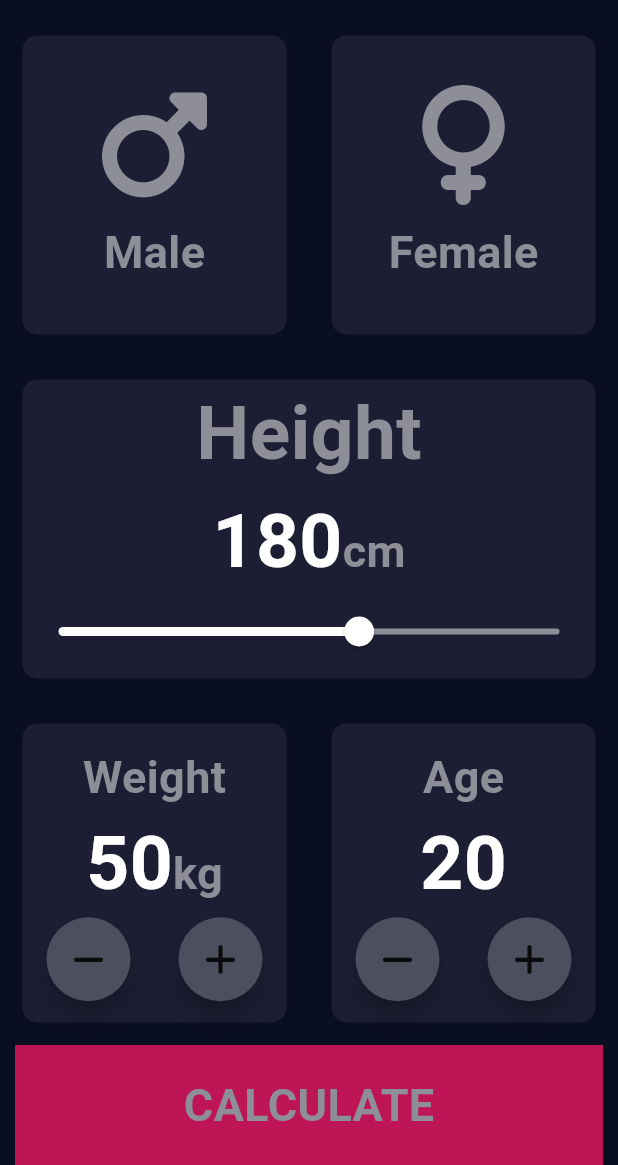
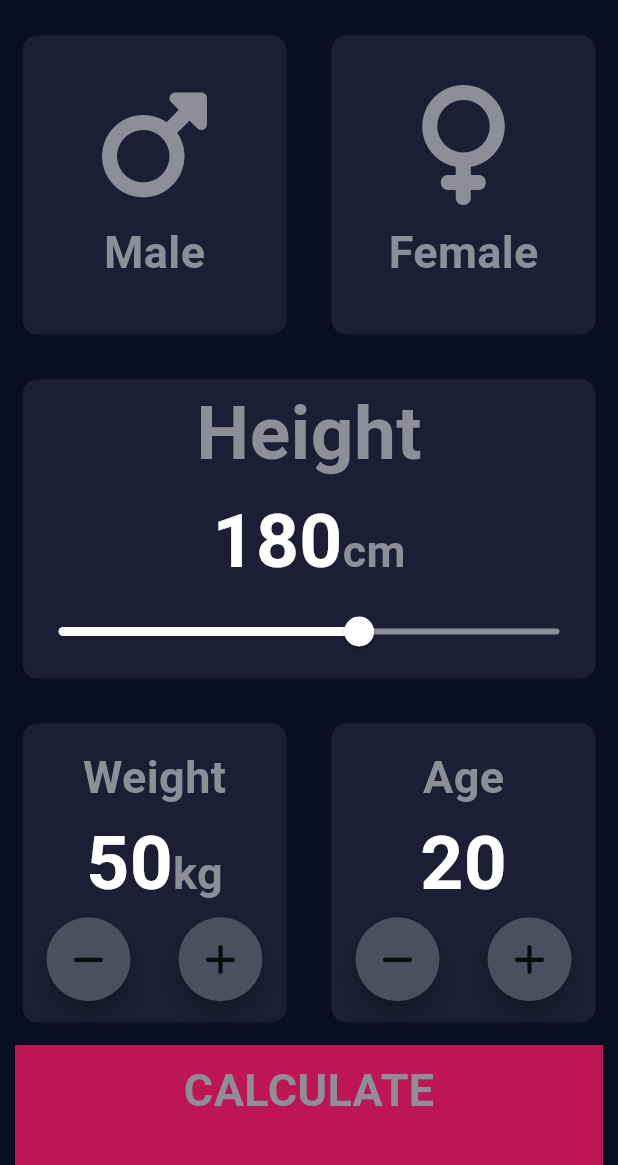
Before and after one commit to tienluan02/bmi_calculator, a Flutter app: the screen it shows after launch, on a phone screen of 412 x 824 dp, the part 71-1236 px from its top. Run offline on Flutter 3.47's test engine with Material 3 defaults, Android fonts, the phone set to English and light mode, and no system bars; our stand-ins replace flutter_inset_box_shadow, font_awesome_flutter.

```diff
--- a/bmi_calculator_app/lib/components/constants.dart
+++ b/bmi_calculator_app/lib/components/constants.dart
@@ -1,4 +1,3 @@
-import 'package:flutter/cupertino.dart';
 import 'package:flutter/material.dart';
 
 const double  kLabelSize = 30;
@@ -10,6 +9,8 @@ const kFontColor = Color(0xFF8D8E98);
 const kColorContainerUnpressed = Color(0xFF1D1E33);
 const kColorContainerPressed = Color(0xFF111328);
 const kColorBottomContainer = Color(0xFFBE1555);
+const kBackgroundColor = Color(0xFF0A0E21);
+const kInactiveColorHeight = Color(0xFF8D8E98);
 enum GenderName {male, female}
 
 const kTextStyleForFonts = TextStyle(
@@ -23,3 +24,39 @@ const kTextStyleForCm = TextStyle(
   fontSize: 50,
   color: Colors.white,
 );
+
+const kResultTextStyle = TextStyle(
+color: Color(0xFF24D876),
+fontWeight: FontWeight.bold,
+fontSize: 22,
+);
+
+const kBmiResultStyle = TextStyle(
+  color: Colors.white,
+  fontSize: 60,
+  fontWeight: FontWeight.bold,
+);
+
+const kAdviceStyle = TextStyle(
+  color: Colors.white,
+  fontSize: 30,
+);
+
+class BottomButton extends StatelessWidget {
+  final String buttonItem;
+  const BottomButton({super.key, required this.buttonItem});
+
+  @override
+  Widget build(BuildContext context) {
+    return Container(
+      color: kColorBottomContainer,
+      margin: const EdgeInsets.symmetric(horizontal: 10),
+      width: double.infinity,
+      height: kBottomContainerHeight,
+      child: Center(
+          child: Padding(
+              padding: EdgeInsets.only(bottom: 20),
+              child: Text(buttonItem, style: kTextStyleForFonts))),
+    );
+  }
+}
--- a/bmi_calculator_app/lib/components/reusable_card.dart
+++ b/bmi_calculator_app/lib/components/reusable_card.dart
@@ -2,20 +2,24 @@ import 'package:flutter/cupertino.dart';
 import 'constants.dart';
 
 class CreateContainer extends StatelessWidget {
-  const CreateContainer({required this.colour, required this.cardChild});
+  const CreateContainer({required this.colour, required this.cardChild, this.onPress});
 
   final Color colour;
   final Widget cardChild;
+  final VoidCallback? onPress;
 
   @override
   Widget build(BuildContext context) {
-    return Container(
-      margin: const EdgeInsets.all(15),
-      decoration: BoxDecoration(
-        borderRadius: BorderRadius.circular(10),
-        color: colour,
+    return GestureDetector(
+      onTap: onPress,
+      child: Container(
+        margin: const EdgeInsets.all(15),
+        decoration: BoxDecoration(
+          borderRadius: BorderRadius.circular(10),
+          color: colour,
+        ),
+        child: cardChild,
       ),
-      child: cardChild,
     );
   }
 }
@@ -61,27 +65,3 @@ class IconContent extends StatelessWidget {
     );
   }
 }
-
-class CreateGenderContainer extends StatelessWidget {
-  const CreateGenderContainer(
-      {required this.colour, required this.cardChild, required this.onPress});
-
-  final Color colour;
-  final Widget cardChild;
-  final VoidCallback onPress;
-
-  @override
-  Widget build(BuildContext context) {
-    return GestureDetector(
-      onTap: onPress,
-      child: Container(
-        margin: const EdgeInsets.all(15),
-        decoration: BoxDecoration(
-          borderRadius: BorderRadius.circular(10),
-          color: colour,
-        ),
-        child: cardChild,
-      ),
-    );
-  }
-}
--- a/bmi_calculator_app/lib/screen/name_input.dart
+++ b/bmi_calculator_app/lib/screen/name_input.dart
@@ -18,6 +18,7 @@ class _NameInputState extends State<NameInput> {
   int height = 180;
   int weight = 50;
   int age = 20;
+  GenderName? gender;
 
   void updateColor(GenderName gender) {
     if (gender == GenderName.male) {
@@ -37,7 +38,7 @@ class _NameInputState extends State<NameInput> {
   Widget build(BuildContext context) {
     return Scaffold(
       appBar: AppBar(
-          backgroundColor: const Color(0xFF0A0E21),
+        backgroundColor: kBackgroundColor,
         title: const Center(
           child: Text(
             'BMI Calculator',
@@ -57,26 +58,32 @@ class _NameInputState extends State<NameInput> {
               child: Row(
                 children: [
                   Expanded(
-                      child: CreateGenderContainer(
+                    child: CreateContainer(
                       onPress: () {
-                          setState(() {
+                        setState(
+                          () {
                             updateColor(GenderName.male);
-                          });
+                            gender = GenderName.male;
+                          },
+                        );
                       },
                       colour: maleCardColor,
-                        cardChild: GenderContent(
+                      cardChild: const GenderContent(
                           fontName: FontAwesomeIcons.mars, label: 'Male'),
                     ),
                   ),
                   Expanded(
-                      child: CreateGenderContainer(
+                    child: CreateContainer(
                       onPress: () {
-                          setState(() {
+                        setState(
+                          () {
                             updateColor(GenderName.female);
-                          });
+                            gender = GenderName.female;
+                          },
+                        );
                       },
                       colour: femaleCardColor,
-                        cardChild: GenderContent(
+                      cardChild: const GenderContent(
                           fontName: FontAwesomeIcons.venus, label: 'Female'),
                     ),
                   ),
@@ -88,7 +95,7 @@ class _NameInputState extends State<NameInput> {
                 colour: kColorContainerUnpressed,
                 cardChild: Column(
                   children: [
-                      Text(
+                    const Text(
                       'Height',
                       style: TextStyle(
                         fontWeight: FontWeight.bold,
@@ -102,7 +109,7 @@ class _NameInputState extends State<NameInput> {
                       textBaseline: TextBaseline.alphabetic,
                       children: [
                         Text(height.toString(), style: kTextStyleForCm),
-                          Text(
+                        const Text(
                           'cm',
                           style: kTextStyleForFonts,
                         ),
@@ -110,7 +117,7 @@ class _NameInputState extends State<NameInput> {
                     ),
                     Slider(
                         activeColor: Colors.white,
-                          inactiveColor: Color(0xFF8D8E98),
+                        inactiveColor: kInactiveColorHeight,
                         min: 120.0,
                         max: 220.0,
                         value: height.toDouble(),
@@ -133,7 +140,7 @@ class _NameInputState extends State<NameInput> {
                       cardChild: Column(
                         mainAxisAlignment: MainAxisAlignment.center,
                         children: [
-                            IconContent(
+                          const IconContent(
                             label: 'Weight',
                           ),
                           Row(
@@ -142,7 +149,7 @@ class _NameInputState extends State<NameInput> {
                             textBaseline: TextBaseline.alphabetic,
                             children: [
                               Text(weight.toString(), style: kTextStyleForCm),
-                                Text(
+                              const Text(
                                 'kg',
                                 style: kTextStyleForFonts,
                               ),
@@ -183,10 +190,10 @@ class _NameInputState extends State<NameInput> {
                       cardChild: Column(
                         mainAxisAlignment: MainAxisAlignment.center,
                         children: [
-                            IconContent(label: 'Age'),
+                          const IconContent(label: 'Age'),
                           Center(
-                                child: Text(age.toString(),
-                                    style: kTextStyleForCm)),
+                              child:
+                                  Text(age.toString(), style: kTextStyleForCm)),
                           Row(
                             mainAxisAlignment: MainAxisAlignment.spaceAround,
                             children: [
@@ -217,21 +224,27 @@ class _NameInputState extends State<NameInput> {
                 ],
               ),
             ),
-              GestureDetector(
-                onTap: () {
-                  Navigator.push(context,
-                      MaterialPageRoute(builder: (context) {return ResultScreen();} ));
-    },
-                child: Container(
-                  color: kColorBottomContainer,
-                  margin: EdgeInsets.symmetric(horizontal: 10),
-                  width: double.infinity,
-                  height: kBottomContainerHeight,
-                  child: Center(child: Text('CALCULATE', style: kTextStyleForFonts)),
-                ),
-              )
           ],
         ),
-        ));
+      ),
+      bottomNavigationBar: GestureDetector(
+        onTap: () {
+          Navigator.push(
+            context,
+            MaterialPageRoute(
+              builder: (context) {
+                return ResultScreen(
+                  age: age,
+                  weight: weight,
+                  height: height.toDouble(),
+                  genderName: gender,
+                );
+              },
+            ),
+          );
+        },
+        child: const BottomButton(buttonItem: 'CALCULATE'),
+      ),
+    );
   }
 }
--- a/bmi_calculator_app/pubspec.yaml
+++ b/bmi_calculator_app/pubspec.yaml
@@ -28,6 +28,7 @@ environment:
 # the latest version available on pub.dev. To see which dependencies have newer
 # versions available, run `flutter pub outdated`.
 dependencies:
+  flutter_inset_box_shadow: ^1.0.8
   flutter:
     sdk: flutter
 
```
Also changed, not shown: bmi_calculator_app/lib/components/text_field.dart (added, +61 -0 lines), bmi_calculator_app/lib/screen/result_screen.dart (+56 -12 lines), bmi_calculator_app/pubspec.lock, 1 other file. Lines whose indentation alone changed are shown as unchanged.
